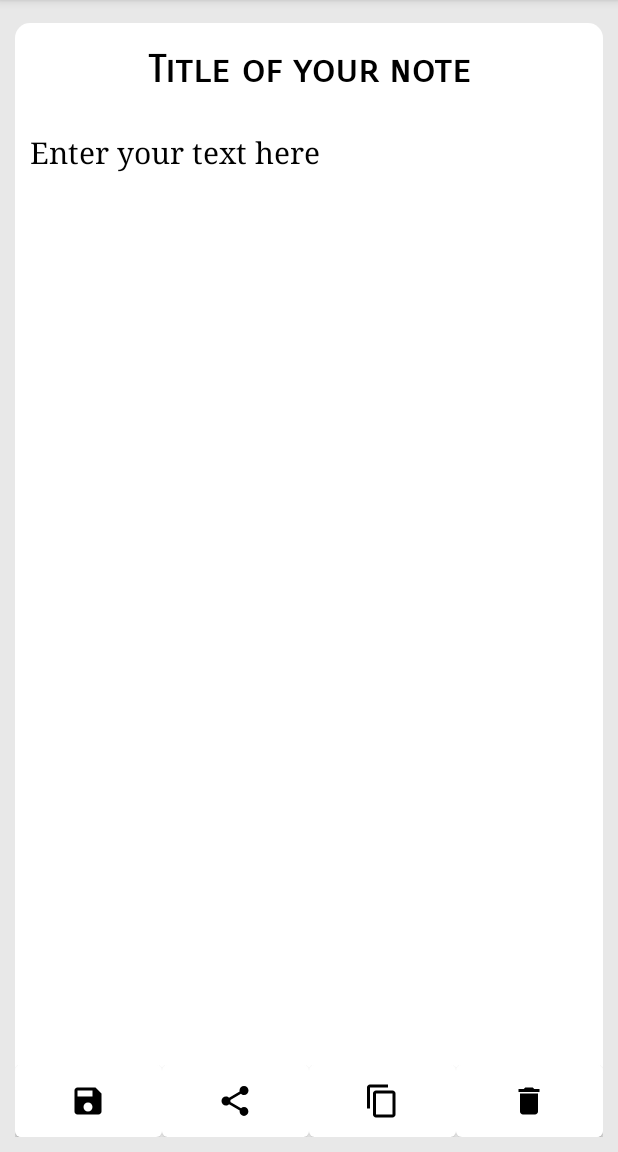
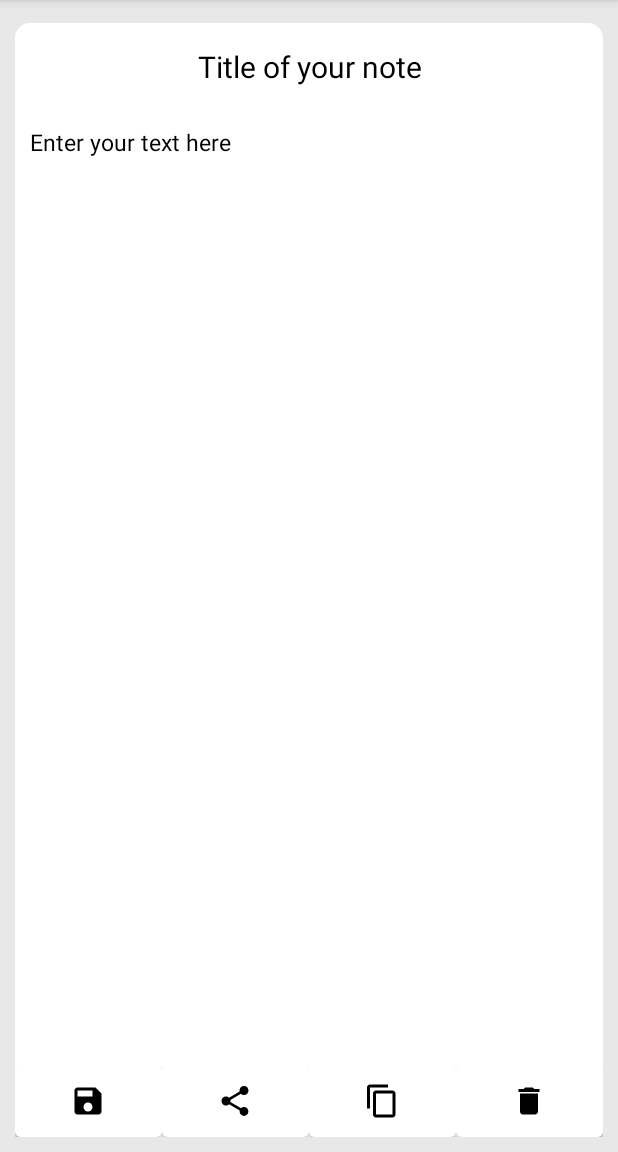
Before and after one commit to OlegRyabyshev/NoteMaker, an Android app: the screen it shows after launch (MainActivity), after a tap on "Create a new note", on a phone screen of 412 x 824 dp, the part 84-1236 px from its top. Run offline under Robolectric (Android 15) with nearby library versions, the phone set to English and light mode, and no system bars.

Commit message:
Color adj

```diff
--- a/app/src/main/java/xyz/fcr/notemaker/fragment_classes/NoteEditor.java
+++ b/app/src/main/java/xyz/fcr/notemaker/fragment_classes/NoteEditor.java
@@ -38,7 +38,9 @@ public class NoteEditor extends Fragment {
                 Toast.makeText(getContext(), "In development", Toast.LENGTH_SHORT).show());
 
         button_copy.setOnClickListener((v) ->
-                Toast.makeText(getContext(), "In development", Toast.LENGTH_SHORT).show());
+
+
+                Toast.makeText(getContext(), "Copied", Toast.LENGTH_SHORT).show());
 
         button_save.setOnClickListener((v) ->
                 Toast.makeText(getContext(), "In development", Toast.LENGTH_SHORT).show());
--- a/app/src/main/java/xyz/fcr/notemaker/fragment_classes/NoteList.java
+++ b/app/src/main/java/xyz/fcr/notemaker/fragment_classes/NoteList.java
@@ -58,9 +58,7 @@ public class NoteList extends Fragment {
         mRecyclerView.setLayoutManager(mLayoutManager);
         mRecyclerView.setAdapter(mAdapter);
 
-        mAdapter.setOnItemClickListener(position -> {
-
-        });
+        mAdapter.setOnItemClickListener(position -> replaceView(mNoteArrayList.get(position)));
     }
 
     private void replaceView(Note note) {
--- a/app/src/main/res/layout/activity_main.xml
+++ b/app/src/main/res/layout/activity_main.xml
@@ -25,6 +25,7 @@
         android:layout_height="match_parent"
         android:layout_gravity="start"
         android:background="@color/drawer_gray"
+        android:theme="@style/NavigationView"
         app:headerLayout="@layout/nav_header"
         app:itemIconTint="@color/secondary"
         app:itemTextColor="@color/secondary"
--- a/app/src/main/res/layout/nav_header.xml
+++ b/app/src/main/res/layout/nav_header.xml
@@ -2,7 +2,7 @@
 <LinearLayout xmlns:android="http://schemas.android.com/apk/res/android"
     android:layout_width="match_parent"
     android:layout_height="176dp"
-    android:background="@color/primary"
+    android:background="@color/drawer_top"
     android:gravity="bottom"
     android:orientation="vertical"
     android:padding="16dp"
--- a/app/src/main/res/layout/note_editor_fragment.xml
+++ b/app/src/main/res/layout/note_editor_fragment.xml
@@ -19,13 +19,11 @@
         android:layout_height="wrap_content"
         android:layout_margin="5dp"
         android:autofillHints=""
-        android:fontFamily="sans-serif-smallcaps"
         android:gravity="center_horizontal"
         android:hint="@string/title"
         android:inputType="textMultiLine"
         android:textColor="@color/secondary"
-        android:textSize="25sp"
-        android:textStyle="bold" />
+        android:textSize="@dimen/title_size"/>
 
     <EditText
         android:id="@+id/note_editor_content"
@@ -35,13 +33,12 @@
         android:layout_weight="1"
         android:autofillHints=""
         android:background="@color/primary"
-        android:fontFamily="serif"
         android:gravity="top"
         android:hint="@string/content"
         android:inputType="textMultiLine"
         android:paddingTop="0dp"
         android:textColor="@color/secondary"
-        android:textSize="20sp" />
+        android:textSize="@dimen/content_size" />
 
     <LinearLayout
         android:layout_width="match_parent"
--- a/app/src/main/res/layout/note_item.xml
+++ b/app/src/main/res/layout/note_item.xml
@@ -13,8 +13,8 @@
     <androidx.appcompat.widget.LinearLayoutCompat
         android:layout_width="match_parent"
         android:layout_height="match_parent"
-        android:orientation="vertical"
-        android:background="@color/primary">
+        android:background="@color/primary"
+        android:orientation="vertical">
 
         <TextView
             android:id="@+id/note_title_preview"
@@ -30,7 +30,7 @@
             android:layout_width="match_parent"
             android:layout_height="wrap_content"
             android:layout_margin="15dp"
-            android:hint="@string/content"
+            android:text="@string/content"
             android:textColor="@color/secondary"
             android:textSize="@dimen/content_size" />
 
--- a/app/src/main/res/values-night/colors.xml
+++ b/app/src/main/res/values-night/colors.xml
@@ -4,4 +4,5 @@
     <color name="secondary">#FFFFFF</color>
     <color name="gray">#000000</color>
     <color name="drawer_gray">#2c2c2c</color>
+    <color name="drawer_top">#3a3a3a</color>
 </resources>
--- a/app/src/main/res/values-night/themes.xml
+++ b/app/src/main/res/values-night/themes.xml
@@ -15,4 +15,9 @@
     <style name="Theme.ToolBar" parent="Theme.AppCompat.DayNight">
 
     </style>
+
+    <style name="NavigationView">
+        <item name="android:textColorSecondary">@color/secondary</item>
+        <item name="android:listDivider">@color/drawer_top</item>
+    </style>
 </resources>
--- a/app/src/main/res/values/colors.xml
+++ b/app/src/main/res/values/colors.xml
@@ -4,4 +4,5 @@
     <color name="secondary">#000000</color>
     <color name="gray">#e8e8e8</color>
     <color name="drawer_gray">#e8e8e8</color>
+    <color name="drawer_top">#FFFFFF</color>
 </resources>
--- a/app/src/main/res/values/themes.xml
+++ b/app/src/main/res/values/themes.xml
@@ -18,4 +18,10 @@
     <style name="Theme.ToolBar" parent="Theme.AppCompat.Light.DarkActionBar">
 
     </style>
+
+    <style name="NavigationView">
+        <item name="android:textColorSecondary">@color/secondary</item>
+        <item name="android:listDivider">@color/drawer_top</item>
+    </style>
+
 </resources>
```
Also changed, not shown: app/src/main/res/menu/popup_menu.xml (+0 -7 lines).
